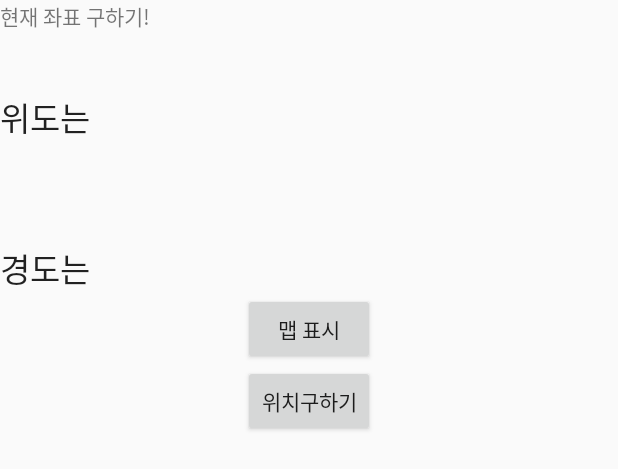
After one commit to KMUKKS/android_study, an Android app: the layout activity_main.xml on its own in the app's theme, with its tools: preview values and no code run, on a phone screen of 412 x 824 dp. The commit adds this screen. Shown: the top 469 px of the screen. Run offline under Robolectric (Android 15) with nearby library versions, the phone set to English and light mode, and no system bars.

Commit message:
현재위치 맵에 표시
구글 맵에 현재위치를 표시

```diff
--- /dev/null
+++ b/Gps(logger1)/app/src/main/res/layout/activity_main.xml
@@ -0,0 +1,51 @@
+<?xml version="1.0" encoding="utf-8"?>
+<LinearLayout xmlns:android="http://schemas.android.com/apk/res/android"
+    android:orientation="vertical" android:layout_width="match_parent"
+    android:layout_height="match_parent">
+
+    <TextView
+        android:layout_width="wrap_content"
+        android:layout_height="wrap_content"
+        android:text="현재 좌표 구하기!"
+        android:id="@+id/textView2" />
+
+    <TextView
+        android:layout_width="wrap_content"
+        android:layout_height="wrap_content"
+        android:textAppearance="?android:attr/textAppearanceLarge"
+        android:text="위도는"
+        android:id="@+id/latitude"
+        android:layout_below="@+id/textView2"
+        android:layout_alignParentLeft="true"
+        android:layout_alignParentStart="true"
+        android:layout_marginTop="40dp" />
+
+    <TextView
+        android:layout_width="wrap_content"
+        android:layout_height="wrap_content"
+        android:textAppearance="?android:attr/textAppearanceLarge"
+        android:text="경도는"
+        android:id="@+id/longitude"
+        android:layout_below="@+id/latitude"
+        android:layout_alignParentLeft="true"
+        android:layout_alignParentStart="true"
+        android:layout_marginTop="67dp" />
+
+    <Button
+        android:layout_width="wrap_content"
+        android:layout_height="wrap_content"
+        android:text="맵 표시"
+        android:id="@+id/button1"
+        android:onClick="onClick"
+        android:layout_gravity="center_horizontal" />
+
+    <Button
+        android:layout_width="wrap_content"
+        android:layout_height="wrap_content"
+        android:text="위치구하기"
+        android:id="@+id/button"
+        android:layout_alignParentBottom="true"
+        android:layout_marginBottom="69dp"
+        android:layout_gravity="center_horizontal" />
+
+</LinearLayout>
```
Also changed, not shown: Gps(logger1)/app/src/main/java/com/example/kiseong/gpslogger1/GPS.java (added, +186 -0 lines), Gps(logger1)/app/src/main/java/com/example/kiseong/gpslogger1/MainActivity.java (added, +84 -0 lines), Gps(logger1)/app/src/main/java/com/example/kiseong/gpslogger1/MapsActivity.java (+63 -21 lines).
